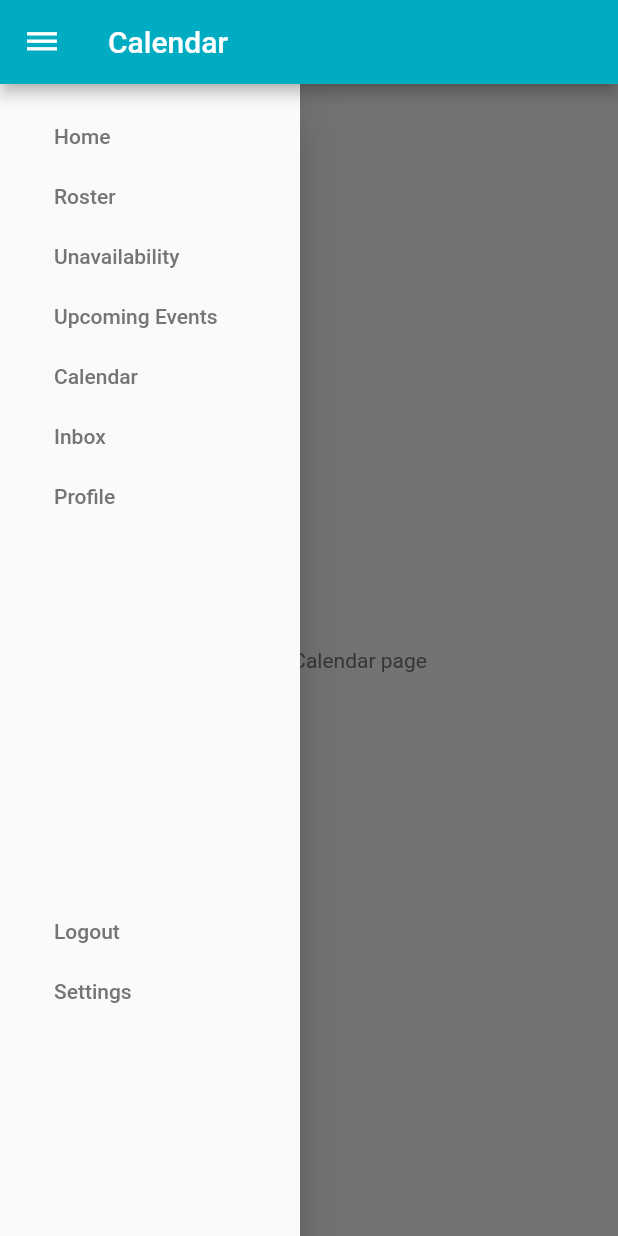
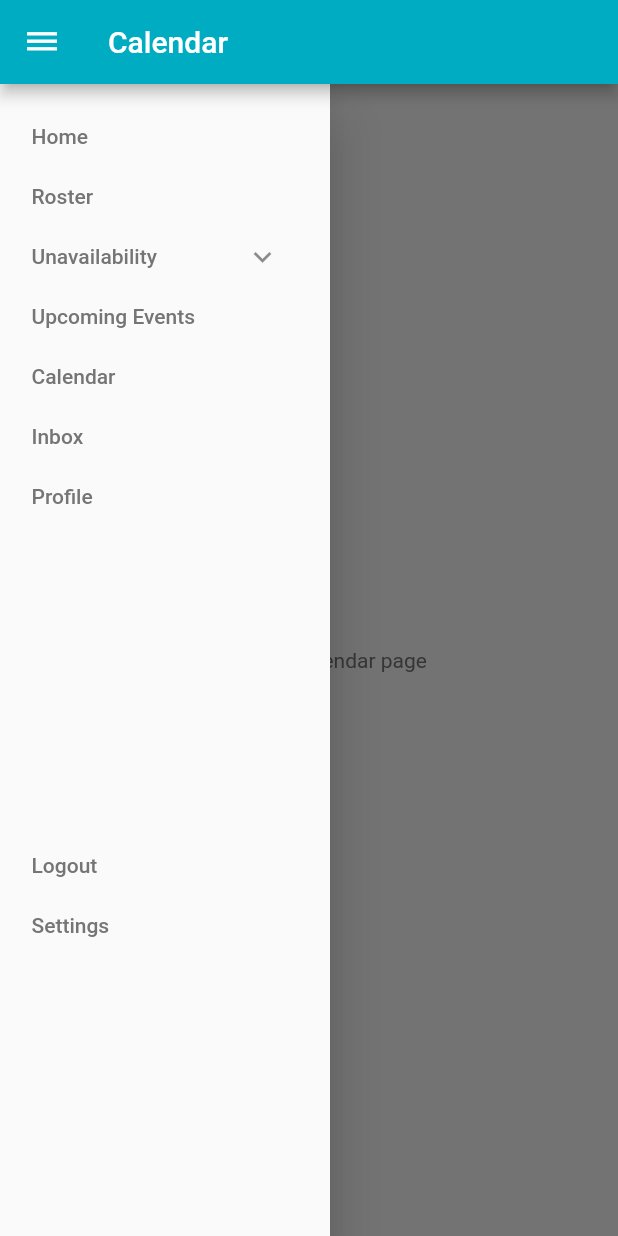
Before and after one commit to shammah-anucha/planar_flutter_version, a Flutter app: the CalendarScreen screen opened by its route, with the side drawer open, on a phone screen of 412 x 824 dp. Run offline on Flutter 3.47's test engine with Material 2 defaults, Android fonts, the phone set to English and light mode, and no system bars; network calls fail.

Commit message:
Added Expanded more to nav bar

```diff
--- a/lib/widgets/navbar.dart
+++ b/lib/widgets/navbar.dart
@@ -17,22 +17,33 @@ class NavBar extends StatefulWidget {
 }
 
 class _NavBarState extends State<NavBar> {
-  GlobalKey<ScaffoldState> _scaffoldkey = new GlobalKey();
+  var _expanded = false;
+
+  // GlobalKey<ScaffoldState> _scaffoldkey = new GlobalKey();
   Widget buildListTile(String title, Function tapHandler) {
     return ListTile(
       visualDensity: VisualDensity(horizontal: 0, vertical: -4),
       // hoverColor: Colors.grey[300],
       title: Text(title),
       onTap: tapHandler,
+      trailing: title == 'Unavailability'
+          ? IconButton(
+              onPressed: () {
+                setState(() {
+                  _expanded = !_expanded;
+                });
+              },
+              icon: Icon(_expanded ? Icons.expand_less : Icons.expand_more))
+          : null,
     );
   }
 
   @override
   Widget build(BuildContext context) {
     return Drawer(
-      width: 200,
+      width: 220,
       child: Padding(
-        padding: const EdgeInsets.symmetric(vertical: 15, horizontal: 20),
+        padding: const EdgeInsets.symmetric(vertical: 15, horizontal: 5),
         child: Column(crossAxisAlignment: CrossAxisAlignment.start, children: [
           buildListTile('Home', () {
             Navigator.of(context).pushReplacementNamed(HomeScreen.routeName);
@@ -40,14 +51,47 @@ class _NavBarState extends State<NavBar> {
           buildListTile('Roster', () {
             Navigator.of(context).pushReplacementNamed(RosterScreen.routeName);
           }),
+          // SizedBox(
+          //   width: MediaQuery.of(context).size.width * 0.5,
+          //   child: Row(
+          //     children: [
           buildListTile('Unavailability', () {
             Navigator.of(context)
                 .pushReplacementNamed(UnavailabilityScreen.routeName);
           }),
+          if (_expanded)
+            Container(
+              padding: EdgeInsets.symmetric(horizontal: 15, vertical: 4),
+              height: MediaQuery.of(context).size.height * 0.1,
+              child: ListView(children: [
+                buildListTile('Vacations', () {
+                  Navigator.of(context)
+                      .pushReplacementNamed(UpComingEventScreen.routeName);
+                }),
+                buildListTile('Single Day', () {
+                  Navigator.of(context)
+                      .pushReplacementNamed(UpComingEventScreen.routeName);
+                }),
+              ]),
+            ),
+          //       IconButton(onPressed: () {}, icon: Icon(Icons.expand_more))
+          //     ],
+          //   ),
+          // ),
+
           buildListTile('Upcoming Events', () {
             Navigator.of(context)
                 .pushReplacementNamed(UpComingEventScreen.routeName);
           }),
+          // IconButton(onPressed: () {}, icon: Icon(Icons.expand_more)),
+          // IconButton(
+          //     onPressed: () {
+          //       // setState(() {
+          //       //   _expanded = !_expanded;
+          //       // });
+          //     },
+          //     icon: Icon(_expanded ? Icons.expand_less : Icons.expand_more))
+          // ]),
           buildListTile('Calendar', () {
             Navigator.of(context)
                 .pushReplacementNamed(CalendarScreen.routeName);
@@ -59,7 +103,7 @@ class _NavBarState extends State<NavBar> {
             Navigator.of(context).pushReplacementNamed(ProfileScreen.routeName);
           }),
           SizedBox(
-            height: 250,
+            height: MediaQuery.of(context).size.height * 0.25,
           ),
           buildListTile('Logout', () {
             Navigator.of(context).pushReplacementNamed(LogoutScreen.routeName);
```
